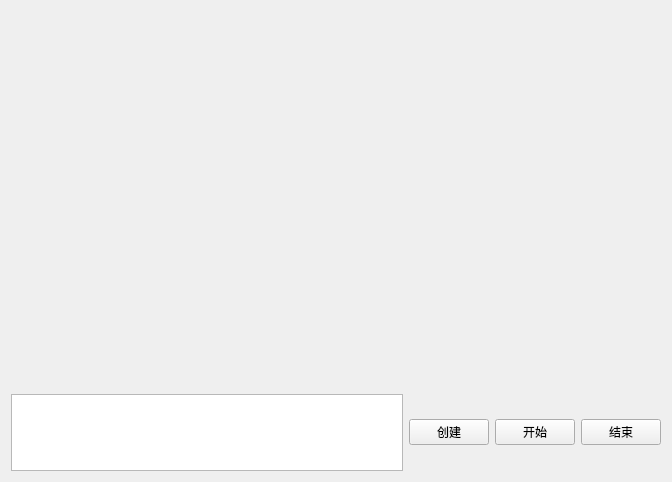
The window that Frontend/MapExploreSimSys/MESSWidgets/StatisticsWidget.ui (2022SExSA/MapExploreSimSys) describes before a commit, drawn with Qt 5.
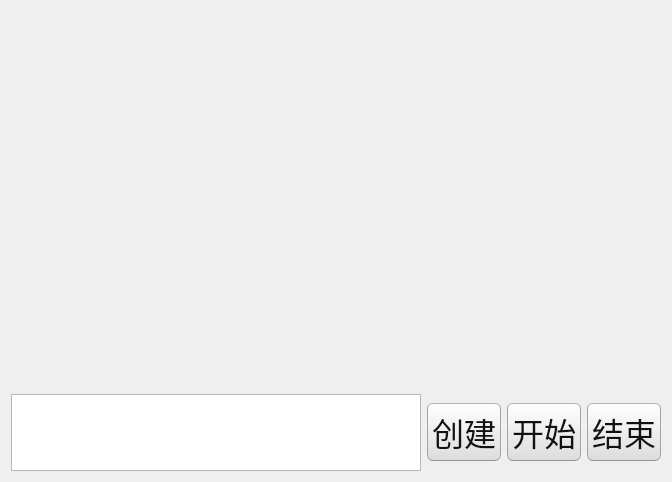
The same window after the commit.

Diff of the .ui file:
```diff
--- a/Frontend/MapExploreSimSys/MESSWidgets/StatisticsWidget.ui
+++ b/Frontend/MapExploreSimSys/MESSWidgets/StatisticsWidget.ui
@@ -11,7 +11,508 @@
    </rect>
   </property>
   <property name="windowTitle">
-   <string>Form</string>
+   <string>多车协作探索实验系统 - 多实验配置</string>
+  </property>
+  <property name="styleSheet">
+   <string notr="true">QWidget{ 
+	font-size: 32px;font-family: 'Microsoft YaHei UI';
+}
+/*
+Ubuntu Style Sheet for QT Applications
+Author: Jaime A. Quiroga P.
+Company: GTRONICK
+Last updated: 01/10/2021 (dd/mm/yyyy), 15:18.
+Available at: https://github.com/GTRONICK/QSS/blob/master/Ubuntu.qss
+*/
+QMainWindow {
+	background-color:#f0f0f0;
+}
+QCheckBox {
+	padding:2px;
+}
+QCheckBox:hover {
+	border:1px solid rgb(255,150,60);
+	border-radius:4px;
+	padding: 1px;
+	background-color:qlineargradient(spread:pad, x1:0.5, y1:1, x2:0.5, y2:0, stop:0 rgba(190, 90, 50, 50), stop:1 rgba(250, 130, 40, 50));
+}
+QCheckBox::indicator:checked {
+	border:1px solid rgb(246, 134, 86);
+	border-radius:4px;
+  	background-color:rgb(246, 134, 86)
+}
+QCheckBox::indicator:unchecked {
+	border-width:1px solid rgb(246, 134, 86);
+	border-radius:4px;
+  	background-color:rgb(255,255,255);
+}
+QColorDialog {
+	background-color:#f0f0f0;
+}
+QComboBox {
+	color:rgb(81,72,65);
+	background: #ffffff;
+}
+QComboBox:editable {
+	selection-color:rgb(81,72,65);
+	selection-background-color: #ffffff;
+}
+QComboBox QAbstractItemView {
+	selection-color: #ffffff;
+	selection-background-color: rgb(246, 134, 86);
+}
+QComboBox:!editable:on, QComboBox::drop-down:editable:on {
+	color:  #1e1d23;	
+}
+QDateTimeEdit, QDateEdit, QDoubleSpinBox, QFontComboBox {
+	color:rgb(81,72,65);
+	background-color: #ffffff;
+}
+
+QDialog {
+	background-color:#f0f0f0;
+}
+
+QLabel,QLineEdit {
+	color:rgb(17,17,17);
+}
+QLineEdit {
+	background-color:rgb(255,255,255);
+	selection-background-color:rgb(236,116,64);
+}
+QMenuBar {
+	color:rgb(223,219,210);
+	background-color:rgb(65,64,59);
+}
+QMenuBar::item {
+	padding-top:4px;
+	padding-left:4px;
+	padding-right:4px;
+	color:rgb(223,219,210);
+	background-color:rgb(65,64,59);
+}
+QMenuBar::item:selected {
+	color:rgb(255,255,255);
+	padding-top:2px;
+	padding-left:2px;
+	padding-right:2px;
+	border-top-width:2px;
+	border-left-width:2px;
+	border-right-width:2px;
+	border-top-right-radius:4px;
+	border-top-left-radius:4px;
+	border-style:solid;
+	background-color:rgb(65,64,59);
+	border-top-color: rgb(47,47,44);
+	border-right-color: qlineargradient(spread:pad, x1:0, y1:1, x2:1, y2:0, stop:0 rgba(90, 87, 78, 255), stop:1 rgba(47,47,44, 255));
+	border-left-color:  qlineargradient(spread:pad, x1:1, y1:0, x2:0, y2:0, stop:0 rgba(90, 87, 78, 255), stop:1 rgba(47,47,44, 255));
+}
+QMenu {
+	color:rgb(223,219,210);
+	background-color:rgb(65,64,59);
+}
+QMenu::item {
+	color:rgb(223,219,210);
+	padding:4px 10px 4px 20px;
+}
+QMenu::item:selected {
+	color:rgb(255,255,255);
+	background-color: qlineargradient(spread:pad, x1:0.5, y1:1, x2:0.5, y2:0, stop:0 rgba(225, 108, 54, 255), stop:1 rgba(246, 134, 86, 255));
+	border-style:solid;
+	border-width:3px;
+	padding:4px 7px 4px 17px;
+	border-bottom-color:qlineargradient(spread:pad, x1:0.5, y1:1, x2:0.5, y2:0, stop:0 rgba(175,85,48,255), stop:1 rgba(236,114,67, 255));
+	border-top-color:qlineargradient(spread:pad, x1:0.5, y1:1, x2:0.5, y2:0, stop:0 rgba(253,156,113,255), stop:1 rgba(205,90,46, 255));
+	border-right-color:qlineargradient(spread:pad, x1:0, y1:0.5, x2:1, y2:0.5, stop:0 rgba(253,156,113,255), stop:1 rgba(205,90,46, 255));
+	border-left-color:qlineargradient(spread:pad, x1:1, y1:0.5, x2:0, y2:0.5, stop:0 rgba(253,156,113,255), stop:1 rgba(205,90,46, 255));
+}
+QPlainTextEdit {
+	border: 1px solid transparent;
+	color:rgb(17,17,17);
+	selection-background-color:rgb(236,116,64);
+    background-color: #FFFFFF;
+}
+QProgressBar {
+	text-align: center;
+	color: rgb(0, 0, 0);
+	border: 1px inset rgb(150,150,150); 
+	border-radius: 10px;
+	background-color:rgb(221,221,219);
+}
+QProgressBar::chunk:horizontal {
+	background-color: qlineargradient(spread:pad, x1:0.5, y1:1, x2:0.5, y2:0, stop:0 rgba(225, 108, 54, 255), stop:1 rgba(246, 134, 86, 255));
+	border:1px solid;
+	border-radius:8px;
+	border-bottom-color:qlineargradient(spread:pad, x1:0.5, y1:1, x2:0.5, y2:0, stop:0 rgba(175,85,48,255), stop:1 rgba(236,114,67, 255));
+	border-top-color:qlineargradient(spread:pad, x1:0.5, y1:1, x2:0.5, y2:0, stop:0 rgba(253,156,113,255), stop:1 rgba(205,90,46, 255));
+	border-right-color:qlineargradient(spread:pad, x1:0, y1:0.5, x2:1, y2:0.5, stop:0 rgba(253,156,113,255), stop:1 rgba(205,90,46, 255));
+	border-left-color:qlineargradient(spread:pad, x1:1, y1:0.5, x2:0, y2:0.5, stop:0 rgba(253,156,113,255), stop:1 rgba(205,90,46, 255));
+}
+QPushButton{
+	color:rgb(17,17,17);
+	border-width: 1px;
+	border-radius: 6px;
+	border-bottom-color: rgb(150,150,150);
+	border-right-color: rgb(165,165,165);
+	border-left-color: rgb(165,165,165);
+	border-top-color: rgb(180,180,180);
+	border-style: solid;
+	padding: 4px;
+	background-color: qlineargradient(spread:pad, x1:0.5, y1:1, x2:0.5, y2:0, stop:0 rgba(220, 220, 220, 255), stop:1 rgba(255, 255, 255, 255));
+}
+QPushButton:hover{
+	color:rgb(17,17,17);
+	border-width: 1px;
+	border-radius:6px;
+	border-top-color: rgb(255,150,60);
+	border-right-color: qlineargradient(spread:pad, x1:0, y1:1, x2:1, y2:0, stop:0 rgba(200, 70, 20, 255), stop:1 rgba(255,150,60, 255));
+	border-left-color:  qlineargradient(spread:pad, x1:1, y1:0, x2:0, y2:0, stop:0 rgba(200, 70, 20, 255), stop:1 rgba(255,150,60, 255));
+	border-bottom-color: rgb(200,70,20);
+	border-style: solid;
+	padding: 2px;
+	background-color: qlineargradient(spread:pad, x1:0.5, y1:1, x2:0.5, y2:0, stop:0 rgba(220, 220, 220, 255), stop:1 rgba(255, 255, 255, 255));
+}
+QPushButton:default{
+	color:rgb(17,17,17);
+	border-width: 1px;
+	border-radius:6px;
+	border-top-color: rgb(255,150,60);
+	border-right-color: qlineargradient(spread:pad, x1:0, y1:1, x2:1, y2:0, stop:0 rgba(200, 70, 20, 255), stop:1 rgba(255,150,60, 255));
+	border-left-color:  qlineargradient(spread:pad, x1:1, y1:0, x2:0, y2:0, stop:0 rgba(200, 70, 20, 255), stop:1 rgba(255,150,60, 255));
+	border-bottom-color: rgb(200,70,20);
+	border-style: solid;
+	padding: 2px;
+	background-color: qlineargradient(spread:pad, x1:0.5, y1:1, x2:0.5, y2:0, stop:0 rgba(220, 220, 220, 255), stop:1 rgba(255, 255, 255, 255));
+}
+QPushButton:pressed{
+	color:rgb(17,17,17);
+	border-width: 1px;
+	border-radius: 6px;
+	border-width: 1px;
+	border-top-color: rgba(255,150,60,200);
+	border-right-color: qlineargradient(spread:pad, x1:0, y1:1, x2:1, y2:0, stop:0 rgba(200, 70, 20, 255), stop:1 rgba(255,150,60, 200));
+	border-left-color:  qlineargradient(spread:pad, x1:1, y1:0, x2:0, y2:0, stop:0 rgba(200, 70, 20, 255), stop:1 rgba(255,150,60, 200));
+	border-bottom-color: rgba(200,70,20,200);
+	border-style: solid;
+	padding: 2px;
+	background-color: qlineargradient(spread:pad, x1:0.5, y1:0, x2:0.5, y2:1, stop:0 rgba(220, 220, 220, 255), stop:1 rgba(255, 255, 255, 255));
+}
+QPushButton:disabled{
+	color:rgb(174,167,159);
+	border-width: 1px;
+	border-radius: 6px;
+	background-color: qlineargradient(spread:pad, x1:0.5, y1:1, x2:0.5, y2:0, stop:0 rgba(200, 200, 200, 255), stop:1 rgba(230, 230, 230, 255));
+}
+QRadioButton {
+	padding: 1px;
+}
+QRadioButton::indicator:checked {
+	height: 10px;
+	width: 10px;
+	border-style:solid;
+	border-radius:5px;
+	border-width: 1px;
+	border-color: rgba(246, 134, 86, 255);
+	color: #a9b7c6;
+	background-color:rgba(246, 134, 86, 255);
+}
+QRadioButton::indicator:!checked {
+	height: 10px;
+	width: 10px;
+	border-style:solid;
+	border-radius:5px;
+	border-width: 1px;
+	border-color: rgb(246, 134, 86);
+	color: #a9b7c6;
+	background-color: transparent;
+}
+QScrollArea {
+	color: white;
+	background-color:#f0f0f0;
+}
+QSlider::groove {
+	border-style: solid;
+	border-width: 1px;
+	border-color: rgb(207,207,207);
+}
+QSlider::groove:horizontal {
+	height: 5px;
+	background: rgb(246, 134, 86);
+}
+QSlider::groove:vertical {
+	width: 5px;
+	background: rgb(246, 134, 86);
+}
+QSlider::handle:horizontal {
+	background: rgb(253,253,253);
+	border-style: solid;
+	border-width: 1px;
+	border-color: rgb(207,207,207);
+	width: 12px;
+	margin: -5px 0;
+	border-radius: 7px;
+}
+QSlider::handle:vertical {
+	background: rgb(253,253,253);
+	border-style: solid;
+	border-width: 1px;
+	border-color: rgb(207,207,207);
+	height: 12px;
+	margin: 0 -5px;
+	border-radius: 7px;
+}
+QSlider::add-page:horizontal, QSlider::add-page:vertical {
+ 	background: white;
+}
+QSlider::sub-page:horizontal, QSlider::sub-page:vertical {
+	background: rgb(246, 134, 86);
+}
+QStatusBar, QSpinBox {
+	color:rgb(81,72,65);
+}
+QSpinBox {
+	background-color: #ffffff;
+}
+QScrollBar:horizontal {
+	max-height: 20px;
+	border: 1px transparent;
+	margin: 0px 20px 0px 20px;
+}
+QScrollBar::handle:horizontal {
+	background: rgb(253,253,253);
+	border: 1px solid rgb(207,207,207);
+	border-radius: 7px;
+	min-width: 25px;
+}
+QScrollBar::handle:horizontal:hover {
+	background: rgb(253,253,253);
+	border: 1px solid rgb(255,150,60);
+	border-radius: 7px;
+	min-width: 25px;
+}
+QScrollBar::add-line:horizontal {
+  	border: 1px solid rgb(207,207,207);
+  	border-top-right-radius: 7px;
+  	border-top-left-radius: 7px;
+  	border-bottom-right-radius: 7px;
+  	background: rgb(255, 255, 255);
+  	width: 20px;
+  	subcontrol-position: right;
+  	subcontrol-origin: margin;
+}
+QScrollBar::add-line:horizontal:hover {
+  	border: 1px solid rgb(255,150,60);
+  	border-top-right-radius: 7px;
+  	border-top-left-radius: 7px;
+  	border-bottom-right-radius: 7px;
+  	background: rgb(255, 255, 255);
+  	width: 20px;
+  	subcontrol-position: right;
+  	subcontrol-origin: margin;
+}
+QScrollBar::add-line:horizontal:pressed {
+  	border: 1px solid grey;
+  	border-top-left-radius: 7px;
+  	border-top-right-radius: 7px;
+  	border-bottom-right-radius: 7px;
+  	background: rgb(231,231,231);
+  	width: 20px;
+  	subcontrol-position: right;
+  	subcontrol-origin: margin;
+}
+QScrollBar::sub-line:horizontal {
+  	border: 1px solid rgb(207,207,207);
+  	border-top-right-radius: 7px;
+  	border-top-left-radius: 7px;
+  	border-bottom-left-radius: 7px;
+  	background: rgb(255, 255, 255);
+  	width: 20px;
+  	subcontrol-position: left;
+  	subcontrol-origin: margin;
+}
+QScrollBar::sub-line:horizontal:hover {
+  	border: 1px solid rgb(255,150,60);
+  	border-top-right-radius: 7px;
+  	border-top-left-radius: 7px;
+  	border-bottom-left-radius: 7px;
+  	background: rgb(255, 255, 255);
+  	width: 20px;
+  	subcontrol-position: left;
+  	subcontrol-origin: margin;
+}
+QScrollBar::sub-line:horizontal:pressed {
+  	border: 1px solid grey;
+  	border-top-right-radius: 7px;
+  	border-top-left-radius: 7px;
+  	border-bottom-left-radius: 7px;
+  	background: rgb(231,231,231);
+  	width: 20px;
+  	subcontrol-position: left;
+  	subcontrol-origin: margin;
+}
+QScrollBar::left-arrow:horizontal {
+  	border: 1px transparent grey;
+  	border-top-left-radius: 3px;
+  	border-bottom-left-radius: 3px;
+  	width: 6px;
+  	height: 6px;
+  	background: rgb(230,230,230);
+}
+QScrollBar::right-arrow:horizontal {
+	border: 1px transparent grey;
+	border-top-right-radius: 3px;
+	border-bottom-right-radius: 3px;
+  	width: 6px;
+  	height: 6px;
+ 	background: rgb(230,230,230);
+}
+QScrollBar::add-page:horizontal, QScrollBar::sub-page:horizontal {
+ 	background: none;
+} 
+QScrollBar:vertical {
+	max-width: 20px;
+	border: 1px transparent grey;
+	margin: 20px 0px 20px 0px;
+}
+QScrollBar::add-line:vertical {
+	border: 1px solid;
+	border-color: rgb(207,207,207);
+	border-bottom-right-radius: 7px;
+	border-bottom-left-radius: 7px;
+	border-top-left-radius: 7px;
+	background: rgb(255, 255, 255);
+  	height: 20px;
+  	subcontrol-position: bottom;
+  	subcontrol-origin: margin;
+}
+QScrollBar::add-line:vertical:hover {
+  	border: 1px solid;
+  	border-color: rgb(255,150,60);
+  	border-bottom-right-radius: 7px;
+  	border-bottom-left-radius: 7px;
+  	border-top-left-radius: 7px;
+  	background: rgb(255, 255, 255);
+  	height: 20px;
+  	subcontrol-position: bottom;
+  	subcontrol-origin: margin;
+}
+QScrollBar::add-line:vertical:pressed {
+  	border: 1px solid grey;
+  	border-bottom-left-radius: 7px;
+  	border-bottom-right-radius: 7px;
+  	border-top-left-radius: 7px;
+  	background: rgb(231,231,231);
+  	height: 20px;
+  	subcontrol-position: bottom;
+  	subcontrol-origin: margin;
+}
+QScrollBar::sub-line:vertical {
+  	border: 1px solid rgb(207,207,207);
+  	border-top-right-radius: 7px;
+  	border-top-left-radius: 7px;
+  	border-bottom-left-radius: 7px;
+  	background: rgb(255, 255, 255);
+  	height: 20px;
+  	subcontrol-position: top;
+  	subcontrol-origin: margin;
+}
+QScrollBar::sub-line:vertical:hover {
+  	border: 1px solid rgb(255,150,60);
+  	border-top-right-radius: 7px;
+  	border-top-left-radius: 7px;
+  	border-bottom-left-radius: 7px;
+	background: rgb(255, 255, 255);
+  	height: 20px;
+  	subcontrol-position: top;
+  	subcontrol-origin: margin;
+}
+QScrollBar::sub-line:vertical:pressed {
+  	border: 1px solid grey;
+  	border-top-left-radius: 7px;
+  	border-top-right-radius: 7px;
+  	background: rgb(231,231,231);
+ 	height: 20px;
+  	subcontrol-position: top;
+  	subcontrol-origin: margin;
+}
+QScrollBar::handle:vertical {
+	background: rgb(253,253,253);
+	border: 1px solid rgb(207,207,207);
+	border-radius: 7px;
+	min-height: 25px;
+}
+QScrollBar::handle:vertical:hover {
+	background: rgb(253,253,253);
+	border: 1px solid rgb(255,150,60);
+	border-radius: 7px;
+	min-height: 25px;
+}
+QScrollBar::up-arrow:vertical {
+	border: 1px transparent grey;
+  	border-top-left-radius: 3px;
+	border-top-right-radius: 3px;
+  	width: 6px;
+  	height: 6px;
+  	background: rgb(230,230,230);
+}
+QScrollBar::down-arrow:vertical {
+  	border: 1px transparent grey;
+  	border-bottom-left-radius: 3px;
+  	border-bottom-right-radius: 3px;
+  	width: 6px;
+  	height: 6px;
+  	background: rgb(230,230,230);
+}
+QScrollBar::add-page:vertical, QScrollBar::sub-page:vertical {
+  	background: none;
+}
+QTabWidget {
+	color:rgb(0,0,0);
+	background-color:rgb(247,246,246);
+}
+QTabWidget::pane {
+	border-color: rgb(180,180,180);
+	background-color:rgb(247,246,246);
+	border-style: solid;
+	border-width: 1px;
+  	border-radius: 6px;
+}
+QTabBar::tab {
+	padding-left:4px;
+	padding-right:4px;
+	padding-bottom:2px;
+	padding-top:2px;
+	color:rgb(81,72,65);
+  	background-color: qlineargradient(spread:pad, x1:0.5, y1:1, x2:0.5, y2:0, stop:0 rgba(221,218,217,255), stop:1 rgba(240,239,238,255));
+	border-style: solid;
+	border-width: 1px;
+  	border-top-right-radius:4px;
+	border-top-left-radius:4px;
+	border-top-color: rgb(180,180,180);
+	border-left-color: rgb(180,180,180);
+	border-right-color: rgb(180,180,180);
+	border-bottom-color: transparent;
+}
+QTabBar::tab:selected, QTabBar::tab:last:selected, QTabBar::tab:hover {
+  	background-color:rgb(247,246,246);
+  	margin-left: 0px;
+  	margin-right: 1px;
+}
+QTabBar::tab:!selected {
+	margin-top: 1px;
+	margin-right: 1px;
+}
+QTextEdit {
+	border-width: 1px;
+	border-style: solid;
+	border-color:transparent;
+	color:rgb(17,17,17);
+	selection-background-color:rgb(236,116,64);
+}
+QTimeEdit, QToolBox, QToolBox::tab, QToolBox::tab:selected {
+	color:rgb(81,72,65);
+	background-color: #ffffff;
+}</string>
   </property>
   <layout class="QGridLayout" name="gridLayout_2" rowstretch="5,1">
    <item row="0" column="0">
```
